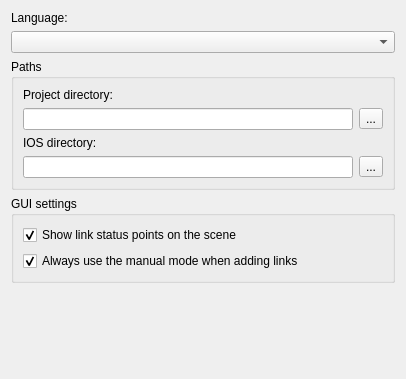
This is src/GNS3/Ui/ConfigurationPages/Form_PreferencesGeneral.ui in GNS3/gns3-legacy as Qt 5 draws it before an edit. The edited form follows.
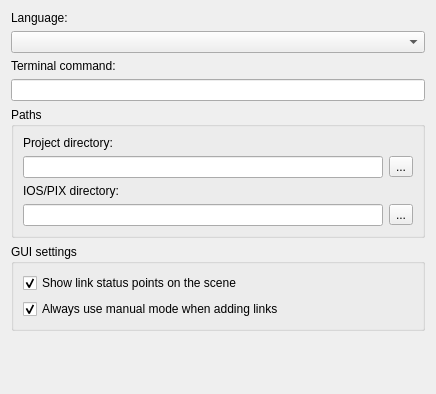
This is the edited form.

```diff
--- a/src/GNS3/Ui/ConfigurationPages/Form_PreferencesGeneral.ui
+++ b/src/GNS3/Ui/ConfigurationPages/Form_PreferencesGeneral.ui
@@ -5,8 +5,8 @@
    <rect>
     <x>0</x>
     <y>0</y>
-    <width>402</width>
-    <height>379</height>
+    <width>432</width>
+    <height>394</height>
    </rect>
   </property>
   <property name="windowTitle" >
@@ -36,6 +36,16 @@
      </property>
     </widget>
    </item>
+   <item>
+    <widget class="QLabel" name="label_4" >
+     <property name="text" >
+      <string>Terminal command:</string>
+     </property>
+    </widget>
+   </item>
+   <item>
+    <widget class="QLineEdit" name="lineEditTermCommand" />
+   </item>
    <item>
     <widget class="QGroupBox" name="groupBox_2" >
      <property name="title" >
@@ -65,7 +75,7 @@
       <item row="2" column="0" >
        <widget class="QLabel" name="label_3" >
         <property name="text" >
-         <string>IOS directory:</string>
+         <string>IOS/PIX directory:</string>
         </property>
        </widget>
       </item>
@@ -104,7 +114,7 @@
       <item>
        <widget class="QCheckBox" name="checkBoxManualConnections" >
         <property name="text" >
-         <string>Always use the manual mode when adding links</string>
+         <string>Always use manual mode when adding links</string>
         </property>
         <property name="checked" >
          <bool>true</bool>
@@ -121,8 +131,8 @@
      </property>
      <property name="sizeHint" >
       <size>
-       <width>384</width>
-       <height>51</height>
+       <width>414</width>
+       <height>20</height>
       </size>
      </property>
     </spacer>
```
